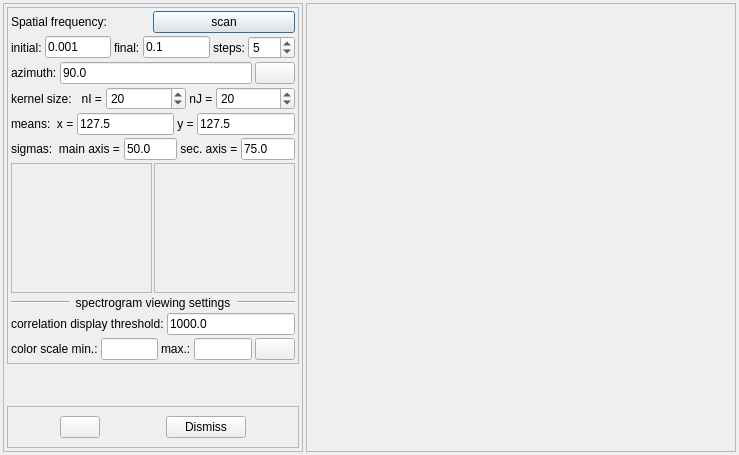
Above: imagejockey/gabor/gaborfilterdialog.ui from PauloCarvalhoRJ/gammaray before the change. Below: the same form after it.
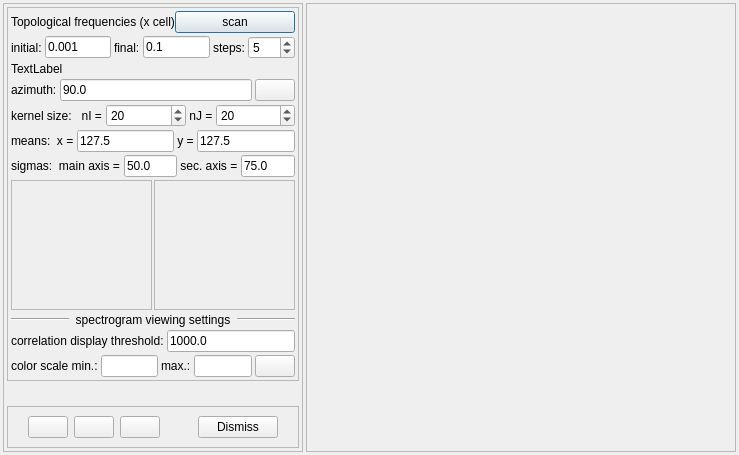
That is the form after the change. Icons and pictures are not drawn.

The edit to the form file:
```diff
--- a/imagejockey/gabor/gaborfilterdialog.ui
+++ b/imagejockey/gabor/gaborfilterdialog.ui
@@ -103,7 +103,7 @@
            <item>
             <widget class="QLabel" name="label">
              <property name="text">
-              <string>Spatial frequency:</string>
+              <string>Topological frequencies (x cell)</string>
              </property>
             </widget>
            </item>
@@ -168,6 +168,20 @@
            </item>
           </layout>
          </item>
+         <item>
+          <layout class="QHBoxLayout" name="horizontalLayout_16">
+           <property name="topMargin">
+            <number>0</number>
+           </property>
+           <item>
+            <widget class="QLabel" name="lblFeatureSizeEquiv">
+             <property name="text">
+              <string>TextLabel</string>
+             </property>
+            </widget>
+           </item>
+          </layout>
+         </item>
          <item>
           <layout class="QHBoxLayout" name="horizontalLayout_6">
            <item>
@@ -559,6 +573,34 @@
            </property>
           </widget>
          </item>
+         <item>
+          <widget class="QPushButton" name="btnPreview">
+           <property name="toolTip">
+            <string>preview filtered result</string>
+           </property>
+           <property name="text">
+            <string/>
+           </property>
+           <property name="icon">
+            <iconset resource="../ijresources.qrc">
+             <normaloff>:/ijicons32/ijpreview32</normaloff>:/ijicons32/ijpreview32</iconset>
+           </property>
+          </widget>
+         </item>
+         <item>
+          <widget class="QPushButton" name="btnSave">
+           <property name="toolTip">
+            <string>save filtered result to file</string>
+           </property>
+           <property name="text">
+            <string/>
+           </property>
+           <property name="icon">
+            <iconset resource="../ijresources.qrc">
+             <normaloff>:/ijicons32/ijsave32</normaloff>:/ijicons32/ijsave32</iconset>
+           </property>
+          </widget>
+         </item>
          <item>
           <spacer name="horizontalSpacer">
            <property name="orientation">
```
